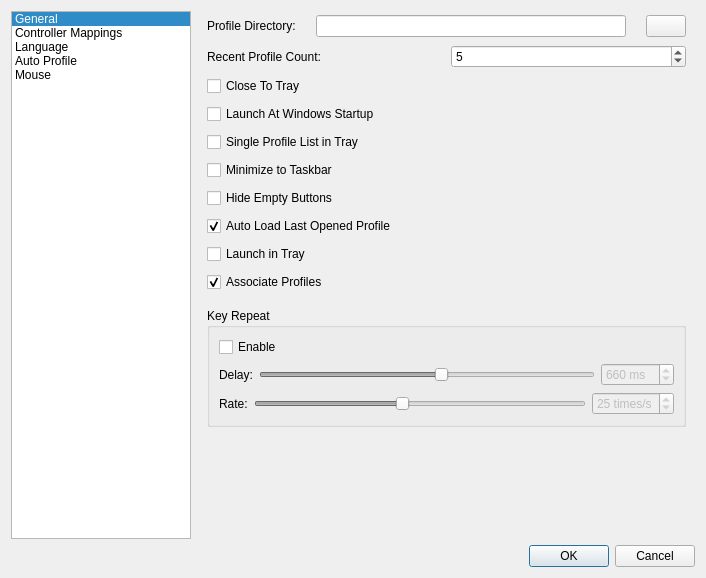
Above: src/mainsettingsdialog.ui from AntiMicroX/antimicrox before the change. Below: the same form after it.
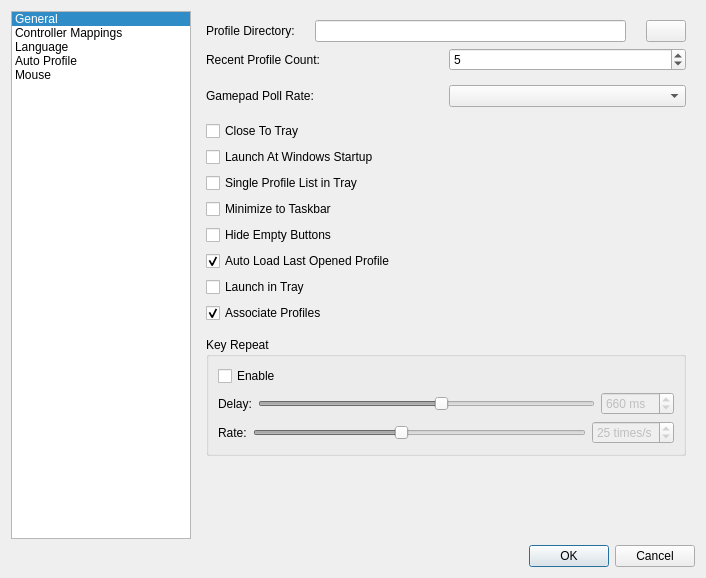
That is the form after the change. Icons and pictures are not drawn.

Commit message:
Test changing gamepad poll rate.
Related to issue #202.

What changed in the file:
```diff
--- a/src/mainsettingsdialog.ui
+++ b/src/mainsettingsdialog.ui
@@ -91,15 +91,6 @@
        </property>
        <widget class="QWidget" name="General">
         <layout class="QVBoxLayout" name="verticalLayout_3">
-         <property name="spacing">
-          <number>8</number>
-         </property>
-         <property name="leftMargin">
-          <number>10</number>
-         </property>
-         <property name="topMargin">
-          <number>4</number>
-         </property>
          <item>
           <layout class="QHBoxLayout" name="horizontalLayout_3">
            <property name="spacing">
@@ -169,6 +160,44 @@
            </item>
           </layout>
          </item>
+         <item>
+          <spacer name="verticalSpacer_4">
+           <property name="orientation">
+            <enum>Qt::Vertical</enum>
+           </property>
+           <property name="sizeType">
+            <enum>QSizePolicy::Fixed</enum>
+           </property>
+           <property name="sizeHint" stdset="0">
+            <size>
+             <width>20</width>
+             <height>8</height>
+            </size>
+           </property>
+          </spacer>
+         </item>
+         <item>
+          <layout class="QHBoxLayout" name="horizontalLayout_12">
+           <property name="bottomMargin">
+            <number>8</number>
+           </property>
+           <item>
+            <widget class="QLabel" name="gamepadPollRateLabel">
+             <property name="text">
+              <string>Gamepad Poll Rate:</string>
+             </property>
+            </widget>
+           </item>
+           <item>
+            <widget class="QComboBox" name="gamepadPollRateComboBox">
+             <property name="toolTip">
+              <string>Change the poll rate that the program uses to discover new
+events from gamepads. Defaults to 10 ms.</string>
+             </property>
+            </widget>
+           </item>
+          </layout>
+         </item>
          <item>
           <widget class="QCheckBox" name="closeToTrayCheckBox">
            <property name="toolTip">
@@ -267,7 +296,7 @@
           </widget>
          </item>
          <item>
-          <spacer name="verticalSpacer_4">
+          <spacer name="verticalSpacer_7">
            <property name="orientation">
             <enum>Qt::Vertical</enum>
            </property>
```
The commit also changes 5 other files.
